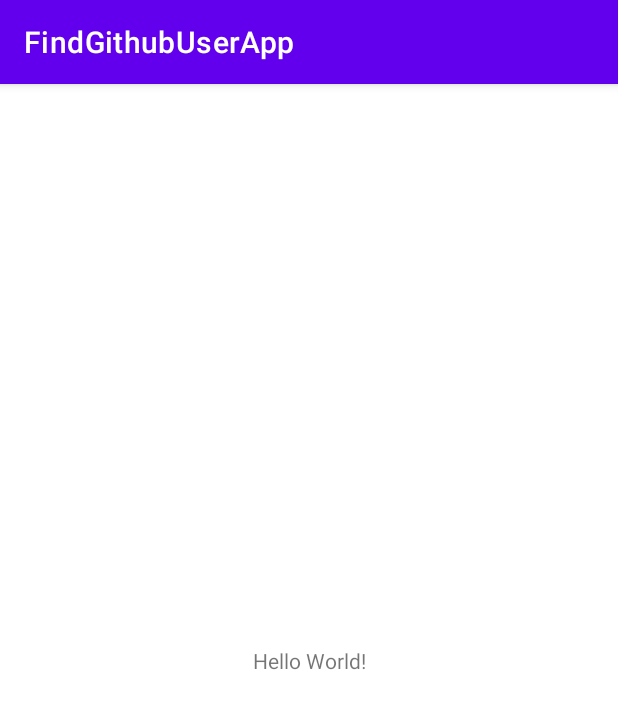
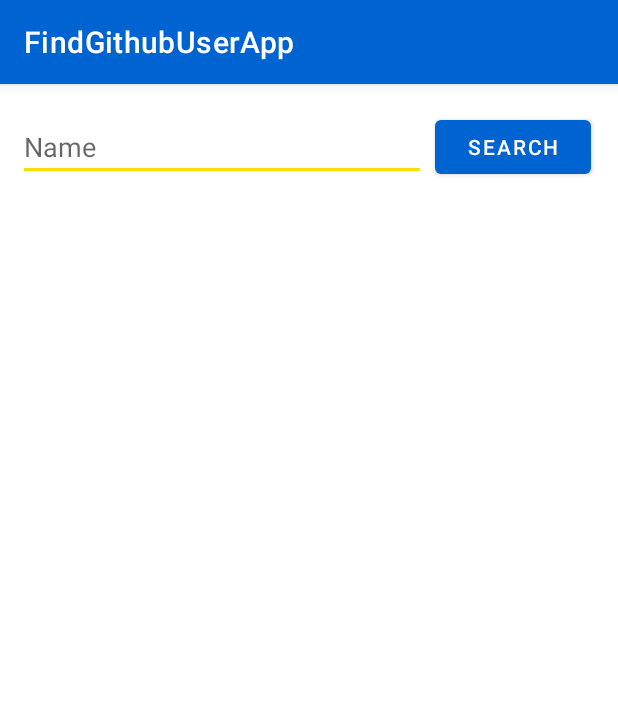
Before and after one commit to garawiyudha/FindGithubUserApp, an Android app: the screen it shows after launch (MainActivity), on a phone screen of 412 x 824 dp. Shown: the top 709 px of the screen. Run offline under Robolectric (Android 15) with nearby library versions, the phone set to English and light mode, and no system bars.

Commit message:
init main layout

```diff
--- a/app/build.gradle
+++ b/app/build.gradle
@@ -42,3 +42,7 @@ dependencies {
     androidTestImplementation 'androidx.test.ext:junit:1.1.2'
     androidTestImplementation 'androidx.test.espresso:espresso-core:3.2.0'
 }
+
+apply plugin: 'com.android.application'
+apply plugin: 'kotlin-android'
+apply plugin: 'kotlin-android-extensions'
--- a/app/src/main/java/com/gara/findgithubuserapp/MainActivity.kt
+++ b/app/src/main/java/com/gara/findgithubuserapp/MainActivity.kt
@@ -1,11 +1,22 @@
 package com.gara.findgithubuserapp
 
+import android.content.Context
 import androidx.appcompat.app.AppCompatActivity
 import android.os.Bundle
+import android.util.AttributeSet
+import android.view.View
+import kotlinx.android.synthetic.main.activity_main.*
+
 
 class MainActivity : AppCompatActivity() {
     override fun onCreate(savedInstanceState: Bundle?) {
         super.onCreate(savedInstanceState)
         setContentView(R.layout.activity_main)
+
+        bt_search.setOnClickListener {
+            var name = et_name.text
+
+        }
+
     }
 }
--- a/app/src/main/res/layout/activity_main.xml
+++ b/app/src/main/res/layout/activity_main.xml
@@ -1,18 +1,40 @@
 <?xml version="1.0" encoding="utf-8"?>
-<androidx.constraintlayout.widget.ConstraintLayout xmlns:android="http://schemas.android.com/apk/res/android"
+<LinearLayout
+    xmlns:android="http://schemas.android.com/apk/res/android"
     xmlns:app="http://schemas.android.com/apk/res-auto"
     xmlns:tools="http://schemas.android.com/tools"
     android:layout_width="match_parent"
     android:layout_height="match_parent"
+    android:orientation="vertical"
+    android:padding="12dp"
     tools:context=".MainActivity">
 
-    <TextView
-        android:layout_width="wrap_content"
+    <LinearLayout
+        android:layout_width="match_parent"
         android:layout_height="wrap_content"
-        android:text="Hello World!"
-        app:layout_constraintBottom_toBottomOf="parent"
-        app:layout_constraintLeft_toLeftOf="parent"
-        app:layout_constraintRight_toRightOf="parent"
-        app:layout_constraintTop_toTopOf="parent" />
+        android:orientation="horizontal"
+        android:gravity="center"
+        android:weightSum="1">
+        <EditText
+            android:id="@+id/et_name"
+            android:layout_width="match_parent"
+            android:layout_height="wrap_content"
+            android:hint="Name"
+            android:layout_weight="0.3"/>
+        <Button
+            android:id="@+id/bt_search"
+            android:layout_width="match_parent"
+            android:layout_height="wrap_content"
+            android:text="Search"
+            android:layout_weight="0.7"
+            android:layout_margin="6dp"/>
 
-</androidx.constraintlayout.widget.ConstraintLayout>
+    </LinearLayout>
+
+    <androidx.recyclerview.widget.RecyclerView
+        android:id="@+id/rv_user"
+        android:layout_marginTop="8dp"
+        android:layout_width="match_parent"
+        android:layout_height="match_parent"/>
+
+</LinearLayout>
--- a/app/src/main/res/values-night/themes.xml
+++ b/app/src/main/res/values-night/themes.xml
@@ -2,12 +2,12 @@
     <!-- Base application theme. -->
     <style name="Theme.FindGithubUserApp" parent="Theme.MaterialComponents.DayNight.DarkActionBar">
         <!-- Primary brand color. -->
-        <item name="colorPrimary">@color/purple_200</item>
+        <item name="colorPrimary">@color/blue</item>
         <item name="colorPrimaryVariant">@color/purple_700</item>
         <item name="colorOnPrimary">@color/black</item>
         <!-- Secondary brand color. -->
-        <item name="colorSecondary">@color/teal_200</item>
-        <item name="colorSecondaryVariant">@color/teal_200</item>
+        <item name="colorSecondary">@color/yellow</item>
+        <item name="colorSecondaryVariant">@color/yellow</item>
         <item name="colorOnSecondary">@color/black</item>
         <!-- Status bar color. -->
         <item name="android:statusBarColor" tools:targetApi="l">?attr/colorPrimaryVariant</item>
--- a/app/src/main/res/values/colors.xml
+++ b/app/src/main/res/values/colors.xml
@@ -4,7 +4,7 @@
     <color name="purple_500">#FF6200EE</color>
     <color name="purple_700">#FF3700B3</color>
     <color name="teal_200">#FF03DAC5</color>
-    <color name="teal_700">#078180</color>
+    <color name="teal_700">#93BA94</color>
     <color name="blue">#0063d2</color>
     <color name="yellow">#fddd00</color>
     <color name="black">#FF000000</color>
--- a/app/src/main/res/values/themes.xml
+++ b/app/src/main/res/values/themes.xml
@@ -2,12 +2,12 @@
     <!-- Base application theme. -->
     <style name="Theme.FindGithubUserApp" parent="Theme.MaterialComponents.DayNight.DarkActionBar">
         <!-- Primary brand color. -->
-        <item name="colorPrimary">@color/purple_500</item>
+        <item name="colorPrimary">@color/blue</item>
         <item name="colorPrimaryVariant">@color/purple_700</item>
         <item name="colorOnPrimary">@color/white</item>
         <!-- Secondary brand color. -->
-        <item name="colorSecondary">@color/teal_200</item>
-        <item name="colorSecondaryVariant">@color/teal_700</item>
+        <item name="colorSecondary">@color/yellow</item>
+        <item name="colorSecondaryVariant">@color/yellow</item>
         <item name="colorOnSecondary">@color/black</item>
         <!-- Status bar color. -->
         <item name="android:statusBarColor" tools:targetApi="l">?attr/colorPrimaryVariant</item>
```
